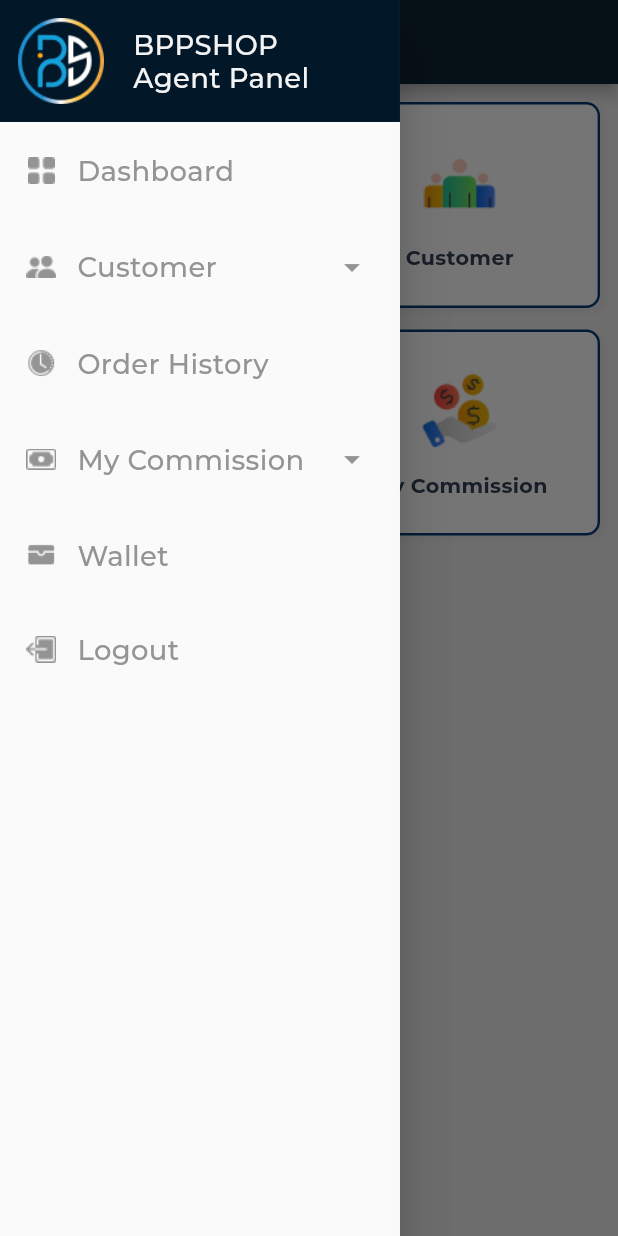
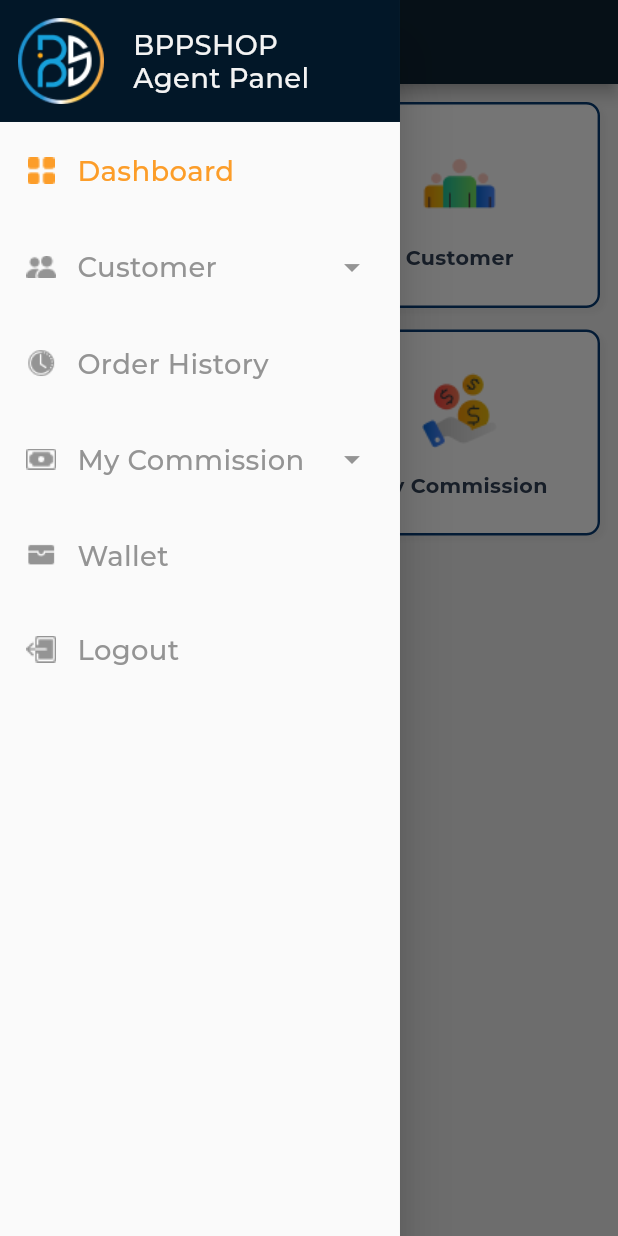
Before and after one commit to omit-excelit/bppshop, a Flutter app: the HomePage screen opened directly, with the side drawer open, on a phone screen of 412 x 824 dp. Run offline on Flutter 3.47's test engine with Material 2 defaults, Android fonts, the phone set to English and light mode, and no system bars; our stand-ins replace flutter_screenutil, flutter_svg, google_fonts; missing offline and left inert: day_13; project files that could hold a hidden picture were left out.

Commit message:
Update my_drawer page

```diff
--- a/lib/drawer/my_drawer.dart
+++ b/lib/drawer/my_drawer.dart
@@ -11,6 +11,7 @@ class MyDrawerPage extends StatefulWidget {
 }
 
 class _MyDrawerPageState extends State<MyDrawerPage> {
+  int count = 1;
   @override
   Widget build(BuildContext context) {
     return SafeArea(
@@ -43,20 +44,28 @@ class _MyDrawerPageState extends State<MyDrawerPage> {
                 child: Column(
                   children: [
                     GestureDetector(
-                      onTap: (){},
+                      onTap: (){
+                        setState(() {
+                          count = 1;
+                        });
+                      },
                       child: Container(
                         child: Row(
                           children: [
-                            Image.asset("images/dash.png",height: 18.h,width: 18.w,),
+                            Image.asset("images/dash.png",height: 18.h,width: 18.w, color: count == 1?primaryOrange:drawerItemColor,),
                             SizedBox(width: 12.w,),
-                            Text("Dashboard", style: myStyleMontserrat(16.sp, drawerItemColor, FontWeight.w500),),
+                            Text("Dashboard", style: myStyleMontserrat(16.sp, count == 1?primaryOrange:drawerItemColor, FontWeight.w500),),
                           ],
                         ),
                       ),
                     ),
                     SizedBox(height: 34.h,),
                     GestureDetector(
-                      onTap: (){},
+                      onTap: (){
+                        setState(() {
+                          count = 2;
+                        });
+                      },
                       child: Container(
                         width: double.maxFinite,
                         child: Row(
@@ -64,70 +73,84 @@ class _MyDrawerPageState extends State<MyDrawerPage> {
                           children: [
                             Row(
                               children: [
-                                Image.asset("images/people.png",height: 18.h,width: 18.w,),
+                                Image.asset("images/people.png",height: 18.h,width: 18.w, color: count == 2?primaryOrange:drawerItemColor,),
                                 SizedBox(width: 12.w,),
-                                Text("Customer", style: myStyleMontserrat(16.sp, drawerItemColor, FontWeight.w500),),
+                                Text("Customer", style: myStyleMontserrat(16.sp, count == 2?primaryOrange:drawerItemColor, FontWeight.w500),),
                               ],
                             ),
-                            Icon(Icons.arrow_drop_down_outlined, size: 25, color: drawerItemColor,),
+                            Icon(Icons.arrow_drop_down_outlined, size: 25, color: count == 2?primaryOrange:drawerItemColor,),
                           ],
                         ),
                       ),
                     ),
                     SizedBox(height: 34.h,),
                     GestureDetector(
-                      onTap: (){},
+                      onTap: (){
+                        setState(() {
+                          count = 3;
+                        });
+                      },
                       child: Container(
                         child: Row(
                           children: [
-                            Image.asset("images/clockhistory.png",height: 18.h,width: 18.w,),
+                            Image.asset("images/clockhistory.png",height: 18.h,width: 18.w,color: count == 3?primaryOrange:drawerItemColor,),
                             SizedBox(width: 12.w,),
-                            Text("Order History", style: myStyleMontserrat(16.sp, drawerItemColor, FontWeight.w500),),
+                            Text("Order History", style: myStyleMontserrat(16.sp, count == 3?primaryOrange:drawerItemColor, FontWeight.w500),),
                           ],
                         ),
                       ),
                     ),
                     SizedBox(height: 34.h,),
                     GestureDetector(
-                      onTap: (){},
+                      onTap: (){
+                        setState(() {
+                          count = 4;
+                        });
+                      },
                       child: Container(
                         child: Row(
                           mainAxisAlignment: MainAxisAlignment.spaceBetween,
                           children: [
                             Row(
                               children: [
-                                Image.asset("images/cash.png",height: 18.h,width: 18.w,),
+                                Image.asset("images/cash.png",height: 18.h,width: 18.w, color: count == 4?primaryOrange:drawerItemColor,),
                                 SizedBox(width: 12.w,),
-                                Text("My Commission", style: myStyleMontserrat(16.sp, drawerItemColor, FontWeight.w500),),
+                                Text("My Commission", style: myStyleMontserrat(16.sp, count == 4?primaryOrange:drawerItemColor, FontWeight.w500),),
                               ],
                             ),
-                            Icon(Icons.arrow_drop_down_outlined, size: 25, color: drawerItemColor,),
+                            Icon(Icons.arrow_drop_down_outlined, size: 25, color: count == 4?primaryOrange:drawerItemColor,),
                           ],
                         ),
                       ),
                     ),
                     SizedBox(height: 34.h,),
                     GestureDetector(
-                      onTap: (){},
+                      onTap: (){
+                        setState(() {
+                          count = 5;
+                        });
+                      },
                       child: Container(
                         child: Row(
                           children: [
-                            Image.asset("images/walletfill.png",height: 18.h,width: 18.w,),
+                            Image.asset("images/walletfill.png",height: 18.h,width: 18.w, color: count == 5?primaryOrange:drawerItemColor,),
                             SizedBox(width: 12.w,),
-                            Text("Wallet", style: myStyleMontserrat(16.sp, drawerItemColor, FontWeight.w500),),
+                            Text("Wallet", style: myStyleMontserrat(16.sp, count == 5?primaryOrange:drawerItemColor, FontWeight.w500),),
                           ],
                         ),
                       ),
                     ),
                     SizedBox(height: 34.h,),
                     GestureDetector(
-                      onTap: (){},
+                      onTap: (){
+                        count = 6;
+                      },
                       child: Container(
                         child: Row(
                           children: [
-                            Image.asset("images/logout.png",height: 18.h,width: 18.w,),
+                            Image.asset("images/logout.png",height: 18.h,width: 18.w, color: count == 6?primaryOrange:drawerItemColor,),
                             SizedBox(width: 12.w,),
-                            Text("Logout", style: myStyleMontserrat(16.sp, drawerItemColor, FontWeight.w500),),
+                            Text("Logout", style: myStyleMontserrat(16.sp, count == 6?primaryOrange:drawerItemColor, FontWeight.w500),),
                           ],
                         ),
                       ),
```
